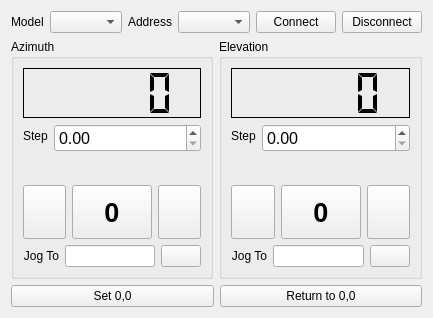
The window that pychamber/app/ui/positioner_widget.ui (PyChamber/PyChamber) describes before a commit, drawn with Qt 5.
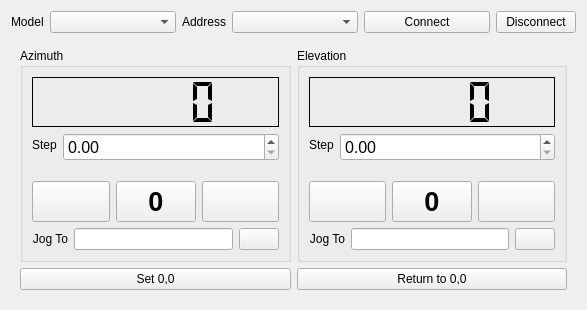
The same window after the commit. Custom widgets are drawn as their Qt base class.

```diff
--- a/pychamber/app/ui/positioner_widget.ui
+++ b/pychamber/app/ui/positioner_widget.ui
@@ -6,14 +6,14 @@
    <rect>
     <x>0</x>
     <y>0</y>
-    <width>432</width>
-    <height>318</height>
+    <width>587</width>
+    <height>310</height>
    </rect>
   </property>
   <property name="windowTitle">
    <string>Form</string>
   </property>
-  <layout class="QVBoxLayout" name="verticalLayout_3">
+  <layout class="QVBoxLayout" name="verticalLayout_4" stretch="0,1">
    <item>
     <layout class="QHBoxLayout" name="horizontalLayout">
      <item>
@@ -73,6 +73,9 @@
     </layout>
    </item>
    <item>
+    <widget class="QWidget" name="controls_widget" native="true">
+     <layout class="QVBoxLayout" name="controls_layout">
+      <item>
     <layout class="QHBoxLayout" name="horizontalLayout_6">
      <item>
       <widget class="QGroupBox" name="az_gb">
@@ -439,6 +442,9 @@
       </widget>
      </item>
     </layout>
+      </item>
+     </layout>
+    </widget>
    </item>
   </layout>
  </widget>
```
Lines whose indentation alone changed are shown as unchanged.
